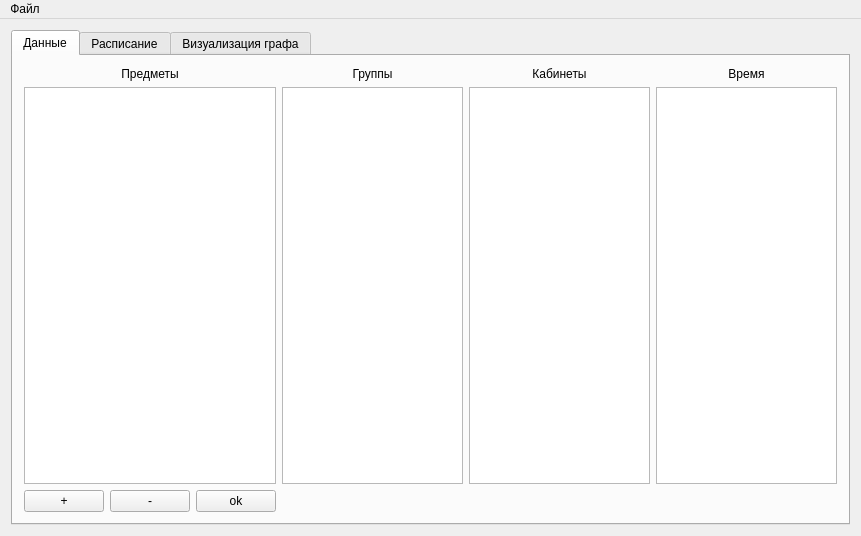
Above: gui/mainwindow.ui from valeriefuerte/ScheduleMultipartiteGraph before the change. Below: the same form after it.
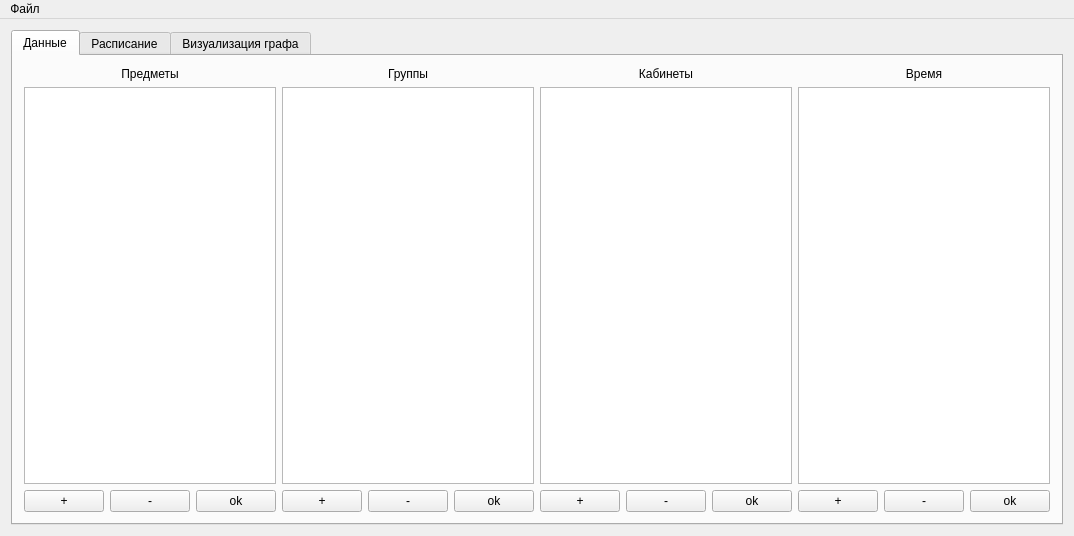
That is the form after the change.

What changed in the file:
```diff
--- a/gui/mainwindow.ui
+++ b/gui/mainwindow.ui
@@ -6,7 +6,7 @@
    <rect>
     <x>0</x>
     <y>0</y>
-    <width>861</width>
+    <width>1074</width>
     <height>536</height>
    </rect>
   </property>
@@ -28,7 +28,45 @@
         <string>Данные</string>
        </attribute>
        <layout class="QGridLayout" name="gridLayout_2">
-    <item row ="6" column="0">
+        <item row="6" column="1">
+         <layout class="QGridLayout" name="gridLayout_groups_btn">
+          <item row="0" column="0">
+           <widget class="QPushButton" name="addGroupButton">
+            <property name="text">
+             <string>+</string>
+            </property>
+           </widget>
+          </item>
+          <item row="0" column="1">
+           <widget class="QPushButton" name="removeGroupButton">
+            <property name="text">
+             <string>-</string>
+            </property>
+           </widget>
+          </item>
+          <item row="0" column="2">
+           <widget class="QPushButton" name="confirmGroupButton">
+            <property name="text">
+             <string>ok</string>
+            </property>
+           </widget>
+          </item>
+         </layout>
+        </item>
+        <item row="5" column="0">
+         <widget class="QTableView" name="subject_table"/>
+        </item>
+        <item row="3" column="2">
+         <widget class="QLabel" name="cabinetsLabel">
+          <property name="text">
+           <string>Кабинеты</string>
+          </property>
+          <property name="alignment">
+           <set>Qt::AlignCenter</set>
+          </property>
+         </widget>
+        </item>
+        <item row="6" column="0">
         <layout class="QGridLayout" name="gridLayout_subjects_btn">
        <item row="0" column="0">
         <widget class="QPushButton" name="addSubjectButton">
@@ -53,8 +91,46 @@
         </item>
         </layout>
         </item>
-        <item row="5" column="3">
-         <widget class="QTableView" name="time_table"/>
+        <item row="5" column="1">
+         <widget class="QTableView" name="group_table"/>
+        </item>
+        <item row="5" column="2">
+         <widget class="QTableView" name="cabinets_table"/>
+        </item>
+        <item row="6" column="2">
+         <layout class="QGridLayout" name="gridLayout_cabinets_btn">
+          <item row="0" column="0">
+           <widget class="QPushButton" name="addCabinetsButton">
+            <property name="text">
+             <string>+</string>
+            </property>
+           </widget>
+          </item>
+          <item row="0" column="1">
+           <widget class="QPushButton" name="removeCabinetsButton">
+            <property name="text">
+             <string>-</string>
+            </property>
+           </widget>
+          </item>
+          <item row="0" column="2">
+           <widget class="QPushButton" name="confirmCabinetsButton">
+            <property name="text">
+             <string>ok</string>
+            </property>
+           </widget>
+          </item>
+         </layout>
+        </item>
+        <item row="3" column="3">
+         <widget class="QLabel" name="timeLabel">
+          <property name="text">
+           <string>Время</string>
+          </property>
+          <property name="alignment">
+           <set>Qt::AlignCenter</set>
+          </property>
+         </widget>
         </item>
         <item row="3" column="1">
          <widget class="QLabel" name="groupsLabel">
@@ -79,31 +155,33 @@
           </property>
          </widget>
         </item>
-        <item row="3" column="3">
-         <widget class="QLabel" name="timeLabel">
+        <item row="5" column="3">
+         <widget class="QTableView" name="time_table"/>
+        </item>
+        <item row="6" column="3">
+         <layout class="QGridLayout" name="gridLayout_time_btn">
+          <item row="0" column="0">
+           <widget class="QPushButton" name="addTimeButton">
           <property name="text">
-           <string>Время</string>
-          </property>
-          <property name="alignment">
-           <set>Qt::AlignCenter</set>
+             <string>+</string>
+            </property>
+           </widget>
+          </item>
+          <item row="0" column="1">
+           <widget class="QPushButton" name="removeTimeButton">
+            <property name="text">
+             <string>-</string>
           </property>
          </widget>
         </item>
-        <item row="3" column="2">
-         <widget class="QLabel" name="cabinetsLabel">
+          <item row="0" column="2">
+           <widget class="QPushButton" name="confirmTimeButton">
           <property name="text">
-           <string>Кабинеты</string>
-          </property>
-          <property name="alignment">
-           <set>Qt::AlignCenter</set>
-          </property>
-         </widget>
-        </item>
-        <item row="5" column="1">
-         <widget class="QTableView" name="group_table"/>
-        </item>
-        <item row="5" column="2">
-         <widget class="QTableView" name="cabinets_table"/>
+             <string>ok</string>
+            </property>
+           </widget>
+          </item>
+         </layout>
         </item>
        </layout>
       </widget>
@@ -126,7 +204,7 @@
     <rect>
      <x>0</x>
      <y>0</y>
-     <width>861</width>
+     <width>1074</width>
      <height>22</height>
     </rect>
    </property>
```
Left out of the diff: 3 changed lines with no effect on the pictures. Lines whose indentation alone changed are shown as unchanged.
